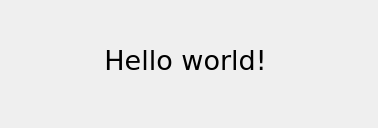
First picture: the form in hello.ui, repository seunggi-baek/test_pyqt5, before the edit.
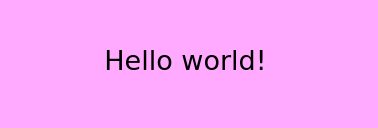
Second picture: the form after the edit.

Commit message: smart factory ui 수정

Patch:
```diff
--- a/hello.ui
+++ b/hello.ui
@@ -13,6 +13,9 @@
   <property name="windowTitle">
    <string>My First Dialog</string>
   </property>
+  <property name="styleSheet">
+   <string notr="true">background-color:rgb(255, 170, 255)</string>
+  </property>
   <widget class="QLabel" name="label">
    <property name="geometry">
     <rect>
```
The commit also changes 4 other files.
